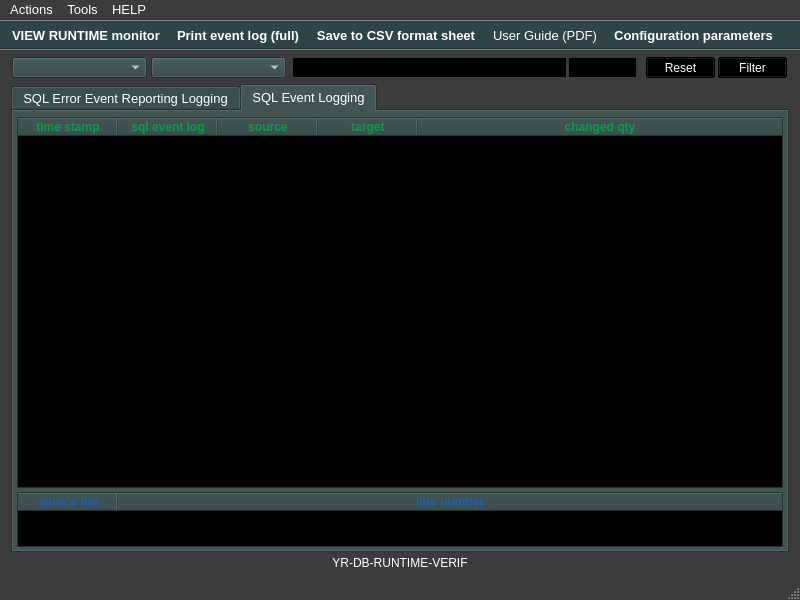
Before: the Qt Designer form ui/yr-db-runtime-verif-main-window.ui in yerothd/yr-db-runtime-verif, drawn with Qt 5.
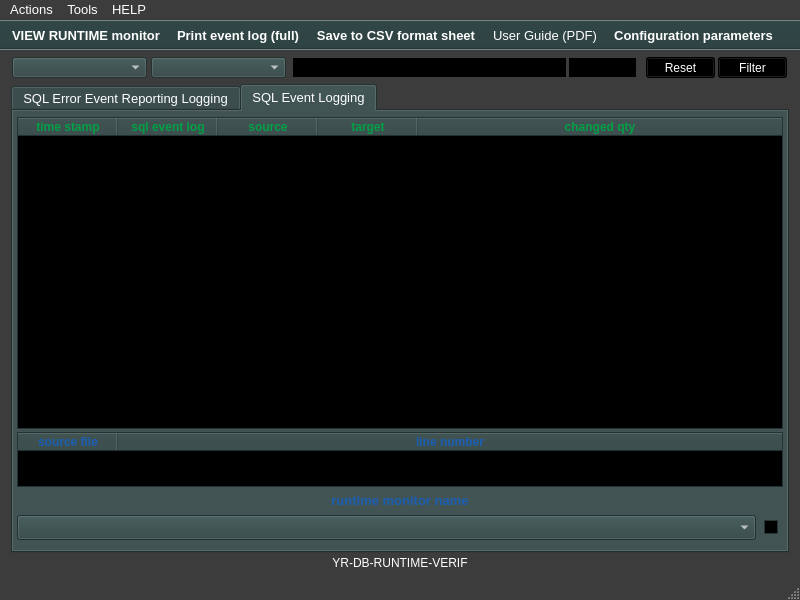
After: the same form once the commit is applied. The open tabs and pages were chosen to show the change. Icons and pictures are not drawn. Custom widgets are drawn as their Qt base class.

```diff
--- a/ui/yr-db-runtime-verif-main-window.ui
+++ b/ui/yr-db-runtime-verif-main-window.ui
@@ -6261,7 +6261,7 @@
         <x>4</x>
         <y>6</y>
         <width>766</width>
-        <height>371</height>
+        <height>312</height>
        </rect>
       </property>
       <property name="palette">
@@ -6866,7 +6866,7 @@
       <property name="geometry">
        <rect>
         <x>4</x>
-        <y>381</y>
+        <y>321</y>
         <width>766</width>
         <height>55</height>
        </rect>
@@ -7424,6 +7424,655 @@
        </property>
       </column>
      </widget>
+     <widget class="QCheckBox" name="checkBox_ALL_STATE_SAFETY_PROPERTIES_2">
+      <property name="geometry">
+       <rect>
+        <x>751</x>
+        <y>406</y>
+        <width>18</width>
+        <height>21</height>
+       </rect>
+      </property>
+      <property name="toolTip">
+       <string>&lt;html&gt;&lt;head/&gt;&lt;body&gt;&lt;p&gt;&lt;span style=&quot; font-size:10pt;&quot;&gt;USEFUL TO SELECT FILTER&lt;/span&gt;&lt;/p&gt;&lt;p&gt;&lt;span style=&quot; font-size:10pt;&quot;&gt;all SQL error events for runtime monitor&lt;/span&gt;&lt;/p&gt;&lt;p&gt;&lt;span style=&quot; font-size:10pt;&quot;&gt;with more than 2 states.&lt;/span&gt;&lt;/p&gt;&lt;/body&gt;&lt;/html&gt;</string>
+      </property>
+      <property name="layoutDirection">
+       <enum>Qt::LeftToRight</enum>
+      </property>
+      <property name="text">
+       <string/>
+      </property>
+     </widget>
+     <widget class="YRDBRUNTIMEVERIF_ComboBox" name="comboBox_RUNTIME_MONITOR_NAME_Logging">
+      <property name="geometry">
+       <rect>
+        <x>4</x>
+        <y>404</y>
+        <width>739</width>
+        <height>25</height>
+       </rect>
+      </property>
+      <property name="palette">
+       <palette>
+        <active>
+         <colorrole role="WindowText">
+          <brush brushstyle="SolidPattern">
+           <color alpha="255">
+            <red>255</red>
+            <green>255</green>
+            <blue>255</blue>
+           </color>
+          </brush>
+         </colorrole>
+         <colorrole role="Button">
+          <brush brushstyle="SolidPattern">
+           <color alpha="255">
+            <red>47</red>
+            <green>67</green>
+            <blue>67</blue>
+           </color>
+          </brush>
+         </colorrole>
+         <colorrole role="Light">
+          <brush brushstyle="SolidPattern">
+           <color alpha="255">
+            <red>70</red>
+            <green>100</green>
+            <blue>100</blue>
+           </color>
+          </brush>
+         </colorrole>
+         <colorrole role="Midlight">
+          <brush brushstyle="SolidPattern">
+           <color alpha="255">
+            <red>58</red>
+            <green>83</green>
+            <blue>83</blue>
+           </color>
+          </brush>
+         </colorrole>
+         <colorrole role="Dark">
+          <brush brushstyle="SolidPattern">
+           <color alpha="255">
+            <red>23</red>
+            <green>33</green>
+            <blue>33</blue>
+           </color>
+          </brush>
+         </colorrole>
+         <colorrole role="Mid">
+          <brush brushstyle="SolidPattern">
+           <color alpha="255">
+            <red>31</red>
+            <green>44</green>
+            <blue>44</blue>
+           </color>
+          </brush>
+         </colorrole>
+         <colorrole role="Text">
+          <brush brushstyle="SolidPattern">
+           <color alpha="255">
+            <red>255</red>
+            <green>255</green>
+            <blue>255</blue>
+           </color>
+          </brush>
+         </colorrole>
+         <colorrole role="BrightText">
+          <brush brushstyle="SolidPattern">
+           <color alpha="255">
+            <red>255</red>
+            <green>255</green>
+            <blue>255</blue>
+           </color>
+          </brush>
+         </colorrole>
+         <colorrole role="ButtonText">
+          <brush brushstyle="SolidPattern">
+           <color alpha="255">
+            <red>255</red>
+            <green>255</green>
+            <blue>255</blue>
+           </color>
+          </brush>
+         </colorrole>
+         <colorrole role="Base">
+          <brush brushstyle="SolidPattern">
+           <color alpha="255">
+            <red>0</red>
+            <green>0</green>
+            <blue>0</blue>
+           </color>
+          </brush>
+         </colorrole>
+         <colorrole role="Window">
+          <brush brushstyle="SolidPattern">
+           <color alpha="255">
+            <red>47</red>
+            <green>67</green>
+            <blue>67</blue>
+           </color>
+          </brush>
+         </colorrole>
+         <colorrole role="Shadow">
+          <brush brushstyle="SolidPattern">
+           <color alpha="255">
+            <red>0</red>
+            <green>0</green>
+            <blue>0</blue>
+           </color>
+          </brush>
+         </colorrole>
+         <colorrole role="Highlight">
+          <brush brushstyle="SolidPattern">
+           <color alpha="255">
+            <red>0</red>
+            <green>0</green>
+            <blue>0</blue>
+           </color>
+          </brush>
+         </colorrole>
+         <colorrole role="HighlightedText">
+          <brush brushstyle="SolidPattern">
+           <color alpha="255">
+            <red>26</red>
+            <green>95</green>
+            <blue>180</blue>
+           </color>
+          </brush>
+         </colorrole>
+         <colorrole role="AlternateBase">
+          <brush brushstyle="SolidPattern">
+           <color alpha="255">
+            <red>23</red>
+            <green>33</green>
+            <blue>33</blue>
+           </color>
+          </brush>
+         </colorrole>
+         <colorrole role="ToolTipBase">
+          <brush brushstyle="SolidPattern">
+           <color alpha="255">
+            <red>255</red>
+            <green>255</green>
+            <blue>220</blue>
+           </color>
+          </brush>
+         </colorrole>
+         <colorrole role="ToolTipText">
+          <brush brushstyle="SolidPattern">
+           <color alpha="255">
+            <red>0</red>
+            <green>0</green>
+            <blue>0</blue>
+           </color>
+          </brush>
+         </colorrole>
+         <colorrole role="PlaceholderText">
+          <brush brushstyle="SolidPattern">
+           <color alpha="128">
+            <red>255</red>
+            <green>255</green>
+            <blue>255</blue>
+           </color>
+          </brush>
+         </colorrole>
+        </active>
+        <inactive>
+         <colorrole role="WindowText">
+          <brush brushstyle="SolidPattern">
+           <color alpha="255">
+            <red>255</red>
+            <green>255</green>
+            <blue>255</blue>
+           </color>
+          </brush>
+         </colorrole>
+         <colorrole role="Button">
+          <brush brushstyle="SolidPattern">
+           <color alpha="255">
+            <red>47</red>
+            <green>67</green>
+            <blue>67</blue>
+           </color>
+          </brush>
+         </colorrole>
+         <colorrole role="Light">
+          <brush brushstyle="SolidPattern">
+           <color alpha="255">
+            <red>70</red>
+            <green>100</green>
+            <blue>100</blue>
+           </color>
+          </brush>
+         </colorrole>
+         <colorrole role="Midlight">
+          <brush brushstyle="SolidPattern">
+           <color alpha="255">
+            <red>58</red>
+            <green>83</green>
+            <blue>83</blue>
+           </color>
+          </brush>
+         </colorrole>
+         <colorrole role="Dark">
+          <brush brushstyle="SolidPattern">
+           <color alpha="255">
+            <red>23</red>
+            <green>33</green>
+            <blue>33</blue>
+           </color>
+          </brush>
+         </colorrole>
+         <colorrole role="Mid">
+          <brush brushstyle="SolidPattern">
+           <color alpha="255">
+            <red>31</red>
+            <green>44</green>
+            <blue>44</blue>
+           </color>
+          </brush>
+         </colorrole>
+         <colorrole role="Text">
+          <brush brushstyle="SolidPattern">
+           <color alpha="255">
+            <red>255</red>
+            <green>255</green>
+            <blue>255</blue>
+           </color>
+          </brush>
+         </colorrole>
+         <colorrole role="BrightText">
+          <brush brushstyle="SolidPattern">
+           <color alpha="255">
+            <red>255</red>
+            <green>255</green>
+            <blue>255</blue>
+           </color>
+          </brush>
+         </colorrole>
+         <colorrole role="ButtonText">
+          <brush brushstyle="SolidPattern">
+           <color alpha="255">
+            <red>255</red>
+            <green>255</green>
+            <blue>255</blue>
+           </color>
+          </brush>
+         </colorrole>
+         <colorrole role="Base">
+          <brush brushstyle="SolidPattern">
+           <color alpha="255">
+            <red>0</red>
+            <green>0</green>
+            <blue>0</blue>
+           </color>
+          </brush>
+         </colorrole>
+         <colorrole role="Window">
+          <brush brushstyle="SolidPattern">
+           <color alpha="255">
+            <red>47</red>
+            <green>67</green>
+            <blue>67</blue>
+           </color>
+          </brush>
+         </colorrole>
+         <colorrole role="Shadow">
+          <brush brushstyle="SolidPattern">
+           <color alpha="255">
+            <red>0</red>
+            <green>0</green>
+            <blue>0</blue>
+           </color>
+          </brush>
+         </colorrole>
+         <colorrole role="Highlight">
+          <brush brushstyle="SolidPattern">
+           <color alpha="255">
+            <red>0</red>
+            <green>0</green>
+            <blue>0</blue>
+           </color>
+          </brush>
+         </colorrole>
+         <colorrole role="HighlightedText">
+          <brush brushstyle="SolidPattern">
+           <color alpha="255">
+            <red>26</red>
+            <green>95</green>
+            <blue>180</blue>
+           </color>
+          </brush>
+         </colorrole>
+         <colorrole role="AlternateBase">
+          <brush brushstyle="SolidPattern">
+           <color alpha="255">
+            <red>23</red>
+            <green>33</green>
+            <blue>33</blue>
+           </color>
+          </brush>
+         </colorrole>
+         <colorrole role="ToolTipBase">
+          <brush brushstyle="SolidPattern">
+           <color alpha="255">
+            <red>255</red>
+            <green>255</green>
+            <blue>220</blue>
+           </color>
+          </brush>
+         </colorrole>
+         <colorrole role="ToolTipText">
+          <brush brushstyle="SolidPattern">
+           <color alpha="255">
+            <red>0</red>
+            <green>0</green>
+            <blue>0</blue>
+           </color>
+          </brush>
+         </colorrole>
+         <colorrole role="PlaceholderText">
+          <brush brushstyle="SolidPattern">
+           <color alpha="128">
+            <red>255</red>
+            <green>255</green>
+            <blue>255</blue>
+           </color>
+          </brush>
+         </colorrole>
+        </inactive>
+        <disabled>
+         <colorrole role="WindowText">
+          <brush brushstyle="SolidPattern">
+           <color alpha="255">
+            <red>23</red>
+            <green>33</green>
+            <blue>33</blue>
+           </color>
+          </brush>
+         </colorrole>
+         <colorrole role="Button">
+          <brush brushstyle="SolidPattern">
+           <color alpha="255">
+            <red>47</red>
+            <green>67</green>
+            <blue>67</blue>
+           </color>
+          </brush>
+         </colorrole>
+         <colorrole role="Light">
+          <brush brushstyle="SolidPattern">
+           <color alpha="255">
+            <red>70</red>
+            <green>100</green>
+            <blue>100</blue>
+           </color>
+          </brush>
+         </colorrole>
+         <colorrole role="Midlight">
+          <brush brushstyle="SolidPattern">
+           <color alpha="255">
+            <red>58</red>
+            <green>83</green>
+            <blue>83</blue>
+           </color>
+          </brush>
+         </colorrole>
+         <colorrole role="Dark">
+          <brush brushstyle="SolidPattern">
+           <color alpha="255">
+            <red>23</red>
+            <green>33</green>
+            <blue>33</blue>
+           </color>
+          </brush>
+         </colorrole>
+         <colorrole role="Mid">
+          <brush brushstyle="SolidPattern">
+           <color alpha="255">
+            <red>31</red>
+            <green>44</green>
+            <blue>44</blue>
+           </color>
+          </brush>
+         </colorrole>
+         <colorrole role="Text">
+          <brush brushstyle="SolidPattern">
+           <color alpha="255">
+            <red>23</red>
+            <green>33</green>
+            <blue>33</blue>
+           </color>
+          </brush>
+         </colorrole>
+         <colorrole role="BrightText">
+          <brush brushstyle="SolidPattern">
+           <color alpha="255">
+            <red>255</red>
+            <green>255</green>
+            <blue>255</blue>
+           </color>
+          </brush>
+         </colorrole>
+         <colorrole role="ButtonText">
+          <brush brushstyle="SolidPattern">
+           <color alpha="255">
+            <red>23</red>
+            <green>33</green>
+            <blue>33</blue>
+           </color>
+          </brush>
+         </colorrole>
+         <colorrole role="Base">
+          <brush brushstyle="SolidPattern">
+           <color alpha="255">
+            <red>47</red>
+            <green>67</green>
+            <blue>67</blue>
+           </color>
+          </brush>
+         </colorrole>
+         <colorrole role="Window">
+          <brush brushstyle="SolidPattern">
+           <color alpha="255">
+            <red>47</red>
+            <green>67</green>
+            <blue>67</blue>
+           </color>
+          </brush>
+         </colorrole>
+         <colorrole role="Shadow">
+          <brush brushstyle="SolidPattern">
+           <color alpha="255">
+            <red>0</red>
+            <green>0</green>
+            <blue>0</blue>
+           </color>
+          </brush>
+         </colorrole>
+         <colorrole role="Highlight">
+          <brush brushstyle="SolidPattern">
+           <color alpha="255">
+            <red>145</red>
+            <green>145</green>
+            <blue>145</blue>
+           </color>
+          </brush>
+         </colorrole>
+         <colorrole role="HighlightedText">
+          <brush brushstyle="SolidPattern">
+           <color alpha="255">
+            <red>26</red>
+            <green>95</green>
+            <blue>180</blue>
+           </color>
+          </brush>
+         </colorrole>
+         <colorrole role="AlternateBase">
+          <brush brushstyle="SolidPattern">
+           <color alpha="255">
+            <red>47</red>
+            <green>67</green>
+            <blue>67</blue>
+           </color>
+          </brush>
+         </colorrole>
+         <colorrole role="ToolTipBase">
+          <brush brushstyle="SolidPattern">
+           <color alpha="255">
+            <red>255</red>
+            <green>255</green>
+            <blue>220</blue>
+           </color>
+          </brush>
+         </colorrole>
+         <colorrole role="ToolTipText">
+          <brush brushstyle="SolidPattern">
+           <color alpha="255">
+            <red>0</red>
+            <green>0</green>
+            <blue>0</blue>
+           </color>
+          </brush>
+         </colorrole>
+         <colorrole role="PlaceholderText">
+          <brush brushstyle="SolidPattern">
+           <color alpha="128">
+            <red>255</red>
+            <green>255</green>
+            <blue>255</blue>
+           </color>
+          </brush>
+         </colorrole>
+        </disabled>
+       </palette>
+      </property>
+      <property name="font">
+       <font>
+        <pointsize>8</pointsize>
+        <weight>50</weight>
+        <bold>false</bold>
+       </font>
+      </property>
+      <property name="toolTip">
+       <string>&lt;html&gt;&lt;head/&gt;&lt;body&gt;&lt;p&gt;&lt;span style=&quot; font-size:10pt;&quot;&gt;A runtime monitor name is displayed&lt;/span&gt;&lt;/p&gt;&lt;p&gt;&lt;span style=&quot; font-size:10pt;&quot;&gt;only for SQL events that lead to an &lt;/span&gt;&lt;/p&gt;&lt;p&gt;&lt;span style=&quot; font-size:10pt;&quot;&gt;accepting error state.&lt;/span&gt;&lt;/p&gt;&lt;/body&gt;&lt;/html&gt;</string>
+      </property>
+     </widget>
+     <widget class="QLabel" name="label_RUNTIME_MONITOR_VERIFIER_TESTER_Logging">
+      <property name="geometry">
+       <rect>
+        <x>4</x>
+        <y>379</y>
+        <width>766</width>
+        <height>21</height>
+       </rect>
+      </property>
+      <property name="palette">
+       <palette>
+        <active>
+         <colorrole role="WindowText">
+          <brush brushstyle="SolidPattern">
+           <color alpha="255">
+            <red>26</red>
+            <green>95</green>
+            <blue>180</blue>
+           </color>
+          </brush>
+         </colorrole>
+         <colorrole role="Highlight">
+          <brush brushstyle="SolidPattern">
+           <color alpha="255">
+            <red>0</red>
+            <green>0</green>
+            <blue>0</blue>
+           </color>
+          </brush>
+         </colorrole>
+         <colorrole role="HighlightedText">
+          <brush brushstyle="SolidPattern">
+           <color alpha="255">
+            <red>26</red>
+            <green>95</green>
+            <blue>180</blue>
+           </color>
+          </brush>
+         </colorrole>
+        </active>
+        <inactive>
+         <colorrole role="WindowText">
+          <brush brushstyle="SolidPattern">
+           <color alpha="255">
+            <red>26</red>
+            <green>95</green>
+            <blue>180</blue>
+           </color>
+          </brush>
+         </colorrole>
+         <colorrole role="Highlight">
+          <brush brushstyle="SolidPattern">
+           <color alpha="255">
+            <red>0</red>
+            <green>0</green>
+            <blue>0</blue>
+           </color>
+          </brush>
+         </colorrole>
+         <colorrole role="HighlightedText">
+          <brush brushstyle="SolidPattern">
+           <color alpha="255">
+            <red>26</red>
+            <green>95</green>
+            <blue>180</blue>
+           </color>
+          </brush>
+         </colorrole>
+        </inactive>
+        <disabled>
+         <colorrole role="WindowText">
+          <brush brushstyle="SolidPattern">
+           <color alpha="255">
+            <red>23</red>
+            <green>33</green>
+            <blue>33</blue>
+           </color>
+          </brush>
+         </colorrole>
+         <colorrole role="Highlight">
+          <brush brushstyle="SolidPattern">
+           <color alpha="255">
+            <red>145</red>
+            <green>145</green>
+            <blue>145</blue>
+           </color>
+          </brush>
+         </colorrole>
+         <colorrole role="HighlightedText">
+          <brush brushstyle="SolidPattern">
+           <color alpha="255">
+            <red>26</red>
+            <green>95</green>
+            <blue>180</blue>
+           </color>
+          </brush>
+         </colorrole>
+        </disabled>
+       </palette>
+      </property>
+      <property name="font">
+       <font>
+        <pointsize>10</pointsize>
+        <weight>75</weight>
+        <bold>true</bold>
+       </font>
+      </property>
+      <property name="text">
+       <string>runtime monitor name</string>
+      </property>
+      <property name="alignment">
+       <set>Qt::AlignCenter</set>
+      </property>
+     </widget>
     </widget>
    </widget>
    <widget class="QLineEdit" name="lineEdit_FILTERING_COUNT">
```
